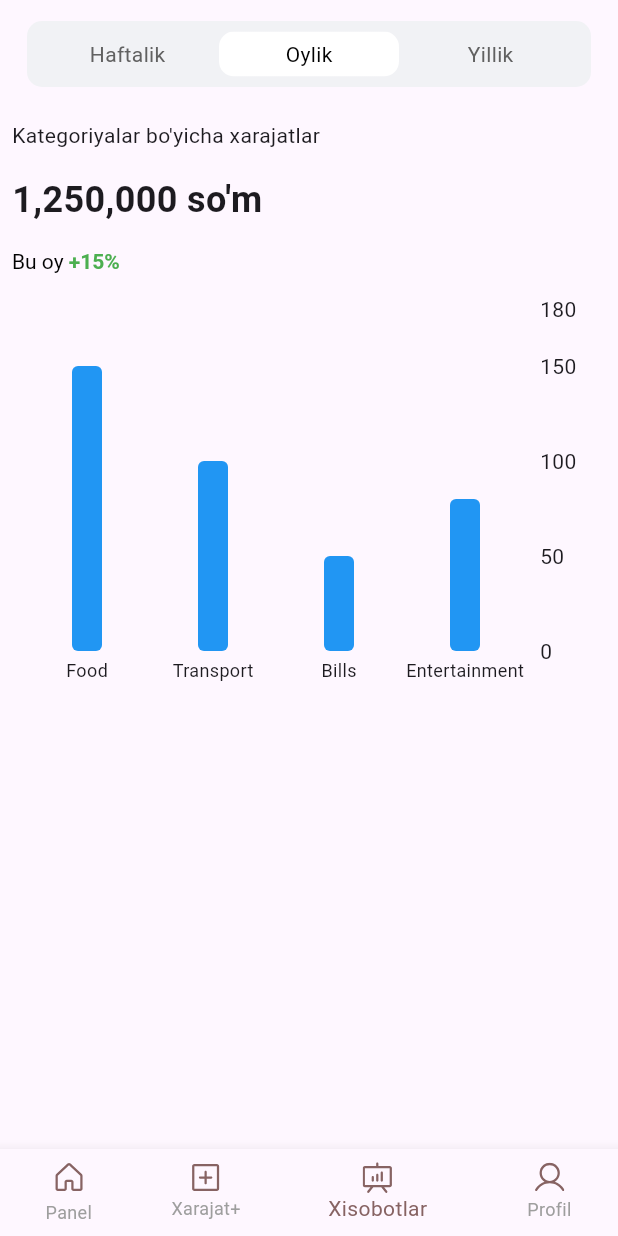
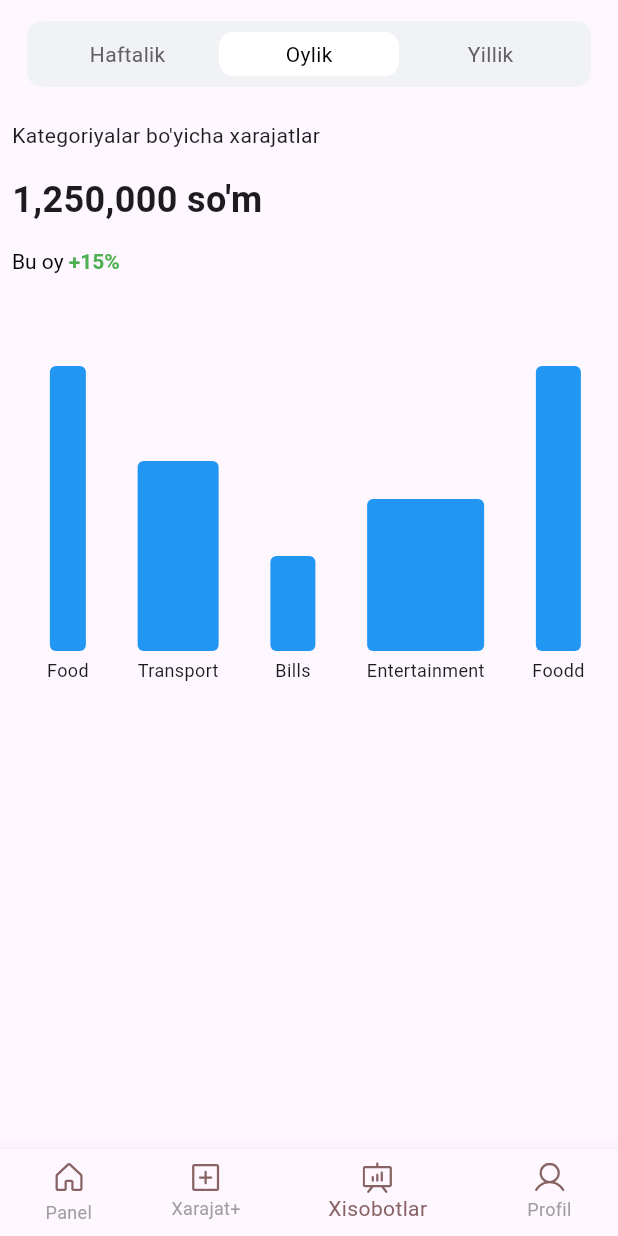
Before and after one commit to Qobil7337/expelliarmus, a Flutter app: the Dashboard screen opened by its route, item 3 of the bottom bar chosen, on a phone screen of 412 x 824 dp. Run offline on Flutter 3.47's test engine with Material 3 defaults, Android fonts, the phone set to English and light mode, and no system bars; drawn by our look-alikes of fl_chart, toggle_switch; our stand-ins replace flutter_svg.

Commit message:
make bar chart scrollable

```diff
--- a/lib/src/components/bar chart/bar-chart.dart
+++ b/lib/src/components/bar chart/bar-chart.dart
@@ -8,33 +8,57 @@ class ExpenseBarChart extends StatelessWidget {
 
   @override
   Widget build(BuildContext context) {
-    // Find max expense to scale bars
     double maxExpense = expenses.values.isNotEmpty
         ? expenses.values.reduce((a, b) => a > b ? a : b)
         : 0;
+
+    // Approximate width per bar group
+    const double baseBarSpacing = 40.0; // space between bars
+    final List<String> keys = expenses.keys.toList();
+
+    // Calculate total width needed
+    double totalWidth = 0;
+    for (final key in keys) {
+      totalWidth += key.length * 6.0 + baseBarSpacing;
+    }
+
     return Container(
       height: 300,
-      padding: EdgeInsets.all(16),
+      padding: const EdgeInsets.all(16),
+      child: SingleChildScrollView(
+        scrollDirection: Axis.horizontal,
+        child: SizedBox(
+          width: totalWidth < MediaQuery.of(context).size.width
+              ? MediaQuery.of(context).size.width
+              : totalWidth,
           child: BarChart(
             BarChartData(
               alignment: BarChartAlignment.spaceAround,
               maxY: maxExpense * 1.2,
-          // add some top margin
               barTouchData: BarTouchData(enabled: true),
               gridData: FlGridData(show: false),
               titlesData: FlTitlesData(
-            topTitles: AxisTitles(sideTitles: SideTitles(showTitles: false)),
-            leftTitles: AxisTitles(sideTitles: SideTitles(showTitles: false)),
+                topTitles: AxisTitles(
+                  sideTitles: SideTitles(showTitles: false),
+                ),
+                leftTitles: AxisTitles(
+                  sideTitles: SideTitles(showTitles: false),
+                ),
                 bottomTitles: AxisTitles(
                   sideTitles: SideTitles(
                     showTitles: true,
                     getTitlesWidget: (value, meta) {
                       int index = value.toInt();
-                  if (index < 0 || index >= expenses.length) return Container();
-                  String category = expenses.keys.elementAt(index);
+                      if (index < 0 || index >= expenses.length) {
+                        return const SizedBox();
+                      }
+                      String category = keys[index];
                       return Padding(
                         padding: const EdgeInsets.only(top: 4.0),
-                    child: Text(category, style: TextStyle(fontSize: 12)),
+                        child: Text(
+                          category,
+                          style: const TextStyle(fontSize: 12),
+                        ),
                       );
                     },
                     reservedSize: 40,
@@ -42,15 +66,16 @@ class ExpenseBarChart extends StatelessWidget {
                 ),
               ),
               borderData: FlBorderData(show: false),
-          barGroups: expenses.entries.map((entry) {
-            int index = expenses.keys.toList().indexOf(entry.key);
+              barGroups: keys.map((key) {
+                int index = keys.indexOf(key);
+                double width = key.length * 6.0;
                 return BarChartGroupData(
                   x: index,
                   barRods: [
                     BarChartRodData(
-                  toY: entry.value,
+                      toY: expenses[key] ?? 0,
                       color: Colors.blue,
-                  width: 20,
+                      width: width,
                       borderRadius: BorderRadius.circular(4),
                     ),
                   ],
@@ -58,6 +83,8 @@ class ExpenseBarChart extends StatelessWidget {
               }).toList(),
             ),
           ),
+        ),
+      ),
     );
   }
 }
--- a/lib/src/modules/reports/pages/report.dart
+++ b/lib/src/modules/reports/pages/report.dart
@@ -99,6 +99,10 @@ class _ReportState extends State<Report> {
           'Transport': 100,
           'Bills': 50,
           'Entertainment': 80,
+          'Foodd': 150,
+          'Transportt': 100,
+          'Billss': 50,
+          'Entertainmentt': 80,
         }),
       ],
     );
```
Lines whose indentation alone changed are shown as unchanged.
